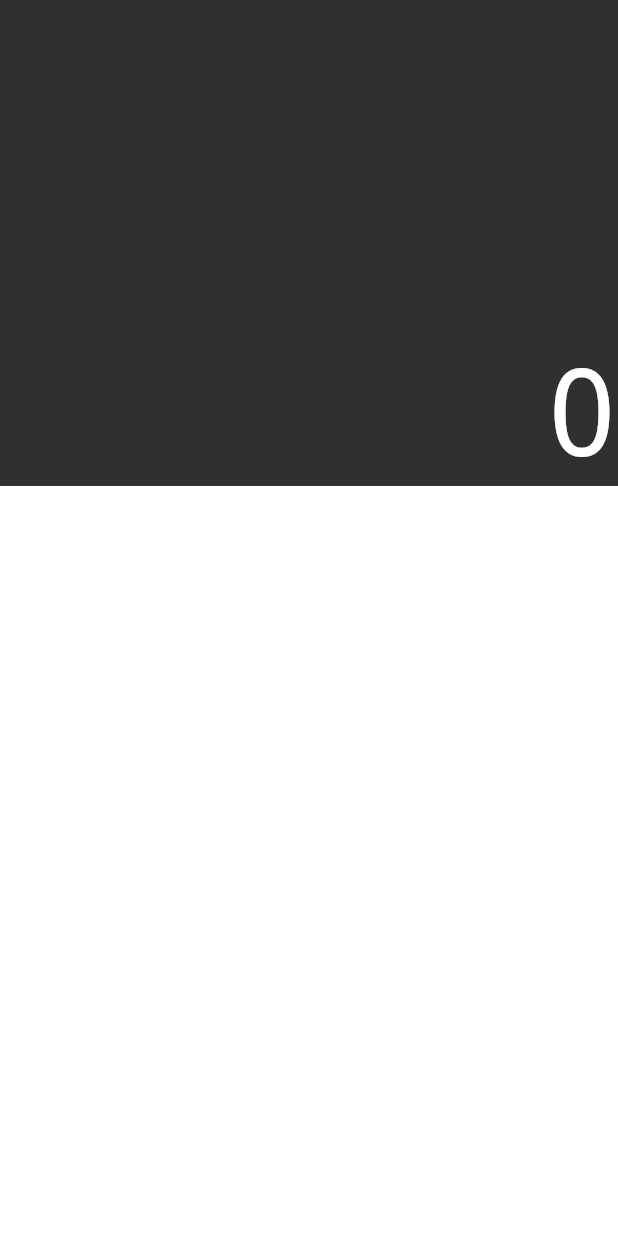
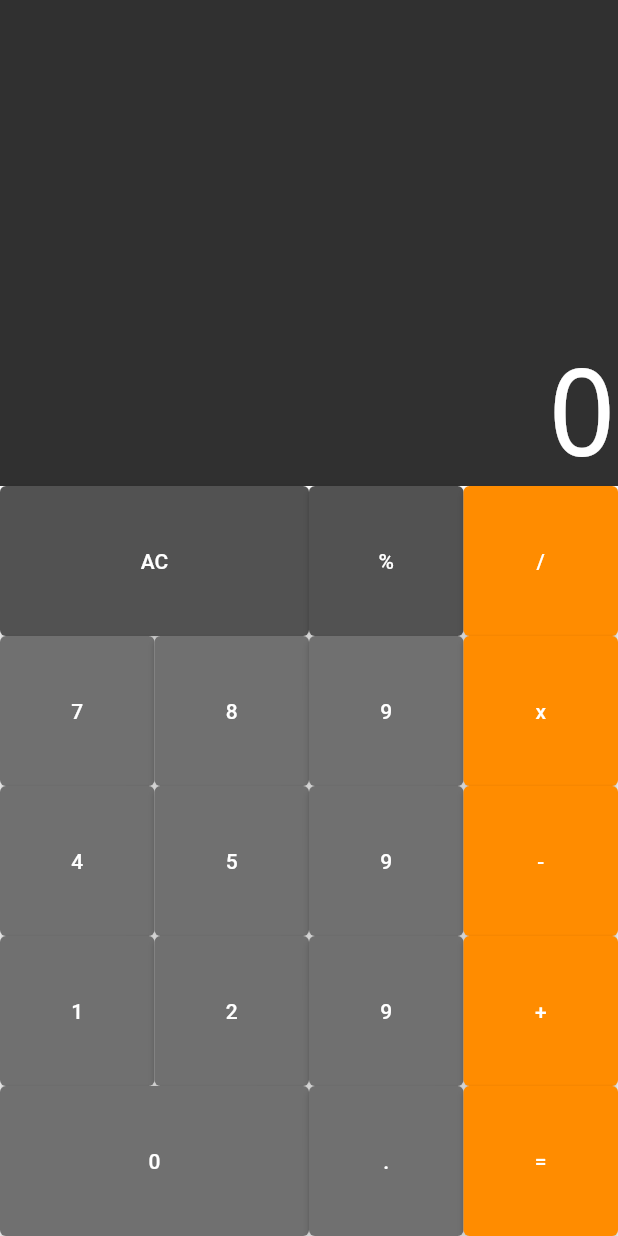
Before and after one commit to igao01/flutter_calculadora, a Flutter app: the screen it shows after launch, on a phone screen of 412 x 824 dp. Run offline on Flutter 3.47's test engine with Material 2 defaults, Android fonts, the phone set to English and light mode, and no system bars; drawn by our look-alikes of auto_size_text.

Commit message:
Interface finalizada

```diff
--- a/lib/components/button.dart
+++ b/lib/components/button.dart
@@ -0,0 +1,50 @@
+import 'package:flutter/material.dart';
+
+class Button extends StatelessWidget {
+  static const dark = Color.fromRGBO(82, 82, 82, 1);
+  static const defaultColor = Color.fromRGBO(112, 112, 112, 1);
+  static const operationColor = Color.fromRGBO(255, 140, 0, 1);
+
+  final String text;
+  final bool big;
+  final Color color;
+  final void Function(String) cb;
+
+  const Button({
+    Key? key,
+    required this.text,
+    this.big = false,
+    this.color = defaultColor,
+    required this.cb,
+  }) : super(key: key);
+
+  const Button.big({
+    Key? key,
+    required this.text,
+    this.big = true,
+    this.color = defaultColor,
+    required this.cb,
+  }) : super(key: key);
+
+  const Button.operation({
+    Key? key,
+    required this.text,
+    this.big = false,
+    this.color = operationColor,
+    required this.cb,
+  }) : super(key: key);
+
+  @override
+  Widget build(BuildContext context) {
+    return Expanded(
+      flex: big ? 2 : 1,
+      child: ElevatedButton(
+        style: ElevatedButton.styleFrom(
+          primary: color,
+        ),
+        child: Text(text),
+        onPressed: () => cb(text),
+      ),
+    );
+  }
+}
--- a/lib/components/button_row.dart
+++ b/lib/components/button_row.dart
@@ -0,0 +1,18 @@
+import 'package:calculator/components/button.dart';
+import 'package:flutter/material.dart';
+
+class ButtonRow extends StatelessWidget {
+  final List<Button> buttons;
+
+  const ButtonRow(this.buttons, {Key? key}) : super(key: key);
+
+  @override
+  Widget build(BuildContext context) {
+    return Expanded(
+      child: Row(
+        crossAxisAlignment: CrossAxisAlignment.stretch,
+        children: buttons,
+      ),
+    );
+  }
+}
--- a/lib/components/keyboard.dart
+++ b/lib/components/keyboard.dart
@@ -1,12 +1,47 @@
+import 'package:calculator/components/button.dart';
+import 'package:calculator/components/button_row.dart';
 import 'package:flutter/material.dart';
 
 class Keyboard extends StatelessWidget {
-  const Keyboard({Key? key}) : super(key: key);
+  final void Function(String) cb;
 
+  const Keyboard(this.cb, {Key? key}) : super(key: key);
   @override
   Widget build(BuildContext context) {
     return Container(
       height: 500,
+      child: Column(
+        children: [
+          ButtonRow([
+            Button.big(text: 'AC', color: Button.dark, cb: cb),
+            Button(text: '%', color: Button.dark, cb: cb),
+            Button.operation(text: '/', cb: cb),
+          ]),
+          ButtonRow([
+            Button(text: '7', cb: cb),
+            Button(text: '8', cb: cb),
+            Button(text: '9', cb: cb),
+            Button.operation(text: 'x', cb: cb),
+          ]),
+          ButtonRow([
+            Button(text: '4', cb: cb),
+            Button(text: '5', cb: cb),
+            Button(text: '9', cb: cb),
+            Button.operation(text: '-', cb: cb),
+          ]),
+          ButtonRow([
+            Button(text: '1', cb: cb),
+            Button(text: '2', cb: cb),
+            Button(text: '9', cb: cb),
+            Button.operation(text: '+', cb: cb),
+          ]),
+          ButtonRow([
+            Button.big(text: '0', cb: cb),
+            Button(text: '.', cb: cb),
+            Button.operation(text: '=', cb: cb),
+          ]),
+        ],
+      ),
     );
   }
 }
--- a/lib/models/memory.dart
+++ b/lib/models/memory.dart
@@ -1 +1,5 @@
-class Memory {}
+class Memory {
+  String _value = '0';
+
+  String get value => _value;
+}
--- a/lib/screens/calculator.dart
+++ b/lib/screens/calculator.dart
@@ -4,6 +4,10 @@ import 'package:flutter/material.dart';
 
 class Calculator extends StatelessWidget {
   const Calculator({Key? key}) : super(key: key);
+
+  _onPressed(String text) {
+    print(text);
+  }
 
   @override
   Widget build(BuildContext context) {
@@ -12,7 +16,7 @@ class Calculator extends StatelessWidget {
       home: Column(
         children: [
           Display('0'),
-          Keyboard(),
+          Keyboard(_onPressed),
         ],
       ),
     );
```
